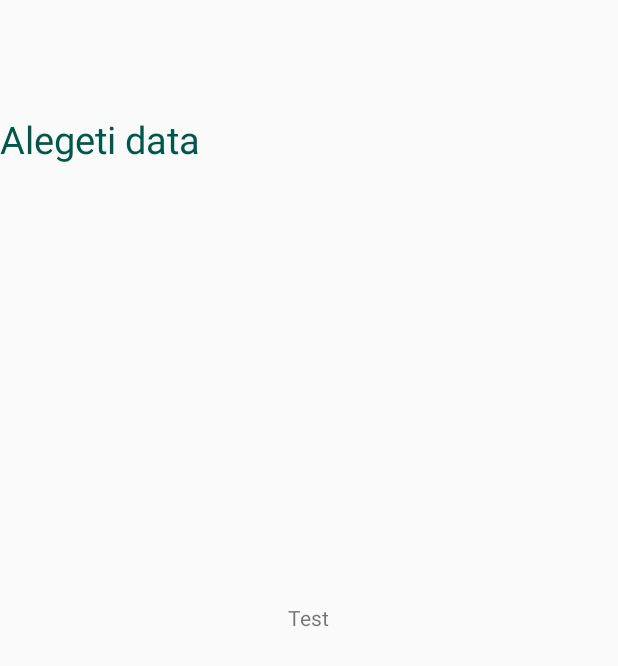
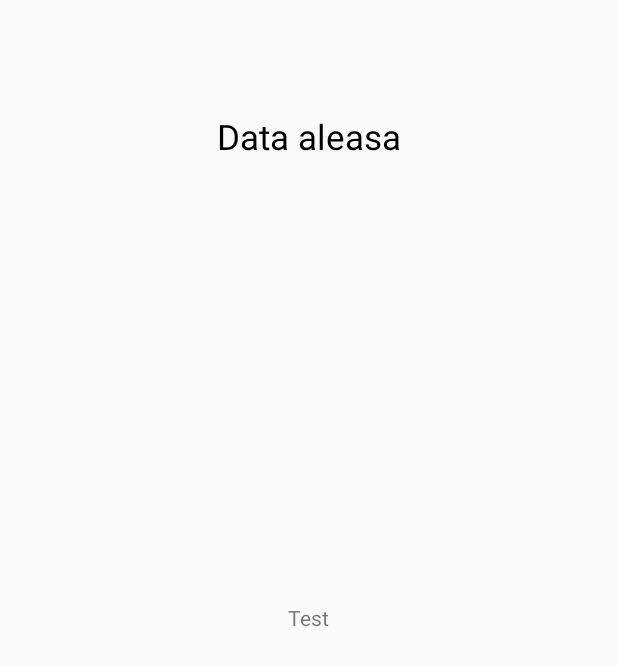
Before and after one commit to paulandrei28/Proiect-PA, an Android app: the layout activity_button_.xml on its own in the app's theme, with its tools: preview values and no code run, on a phone screen of 412 x 824 dp. Shown: the top 666 px of the screen. Run offline under Robolectric (Android 15) with nearby library versions, the phone set to English and light mode, and no system bars.

Commit message:
data apare pe celalalt activity + clasa global pentru ea

```diff
--- a/CalendarAppJavaP/app/src/main/java/com/example/calendarappjavap/Button_Activity.java
+++ b/CalendarAppJavaP/app/src/main/java/com/example/calendarappjavap/Button_Activity.java
@@ -8,12 +8,14 @@ import android.widget.Button;
 import android.widget.CalendarView;
 import android.widget.TextView;
 
-public class Button_Activity extends AppCompatActivity {
+public class Button_Activity extends MainActivity {
 
     @Override
     protected void onCreate(Bundle savedInstanceState) {
         super.onCreate(savedInstanceState);
         setContentView(R.layout.activity_button_);
+        myDate = (TextView) findViewById(R.id.myDate);
+        myDate.setText(Global.date);
 
 
     }
--- /dev/null
+++ b/CalendarAppJavaP/app/src/main/java/com/example/calendarappjavap/Global.java
@@ -0,0 +1,5 @@
+package com.example.calendarappjavap;
+
+public class Global {
+    public static String date;
+}
--- a/CalendarAppJavaP/app/src/main/res/layout/activity_button_.xml
+++ b/CalendarAppJavaP/app/src/main/res/layout/activity_button_.xml
@@ -4,22 +4,24 @@
     xmlns:tools="http://schemas.android.com/tools"
     android:layout_width="match_parent"
     android:layout_height="match_parent"
+    android:orientation="vertical"
     tools:context=".Button_Activity">
 
     <TextView
         android:id="@+id/myDate"
-        android:layout_width="wrap_content"
+        android:layout_width="match_parent"
         android:layout_height="wrap_content"
-        android:layout_gravity="center"
         android:layout_marginTop="75dp"
-        android:text="Alegeti data"
-        android:textColor="@color/colorPrimaryDark"
-        android:textSize="25sp" />
+        android:text="Data aleasa"
+        android:textAlignment="center"
+        android:textColor="#000"
+        android:textSize="23sp" />
 
     <TextView
         android:layout_width="wrap_content"
         android:layout_height="wrap_content"
         android:layout_centerInParent="true"
+        android:layout_gravity="center"
         android:text="Test"
         android:visibility="visible">
 
--- a/CalendarAppJavaP/app/src/main/res/layout/activity_main.xml
+++ b/CalendarAppJavaP/app/src/main/res/layout/activity_main.xml
@@ -22,7 +22,7 @@
 
     <LinearLayout
         android:layout_marginTop="60dp"
-        android:layout_marginHorizontal="20dp"
+        android:layout_marginHorizontal="25dp"
         android:background="@drawable/bg_calen"
         android:layout_gravity="center"
         android:layout_width="match_parent"
```
Also changed, not shown: CalendarAppJavaP/app/src/main/java/com/example/calendarappjavap/MainActivity.java (+44 -3 lines).
